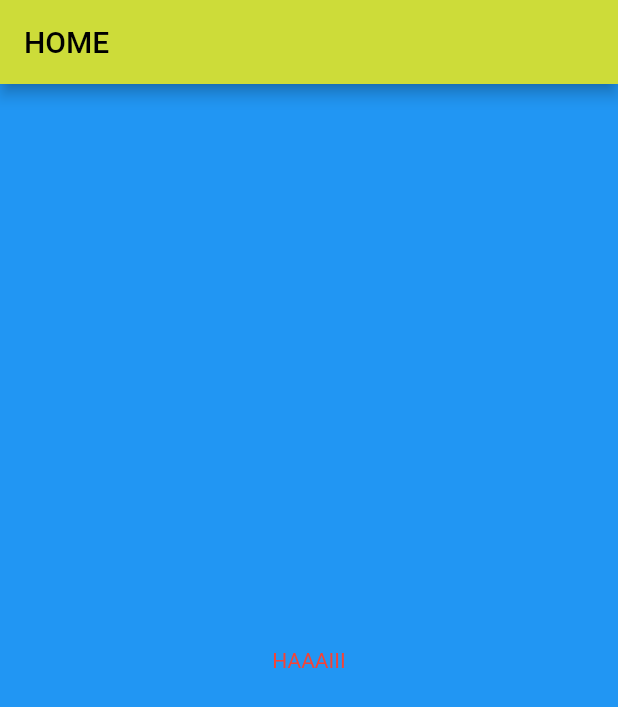
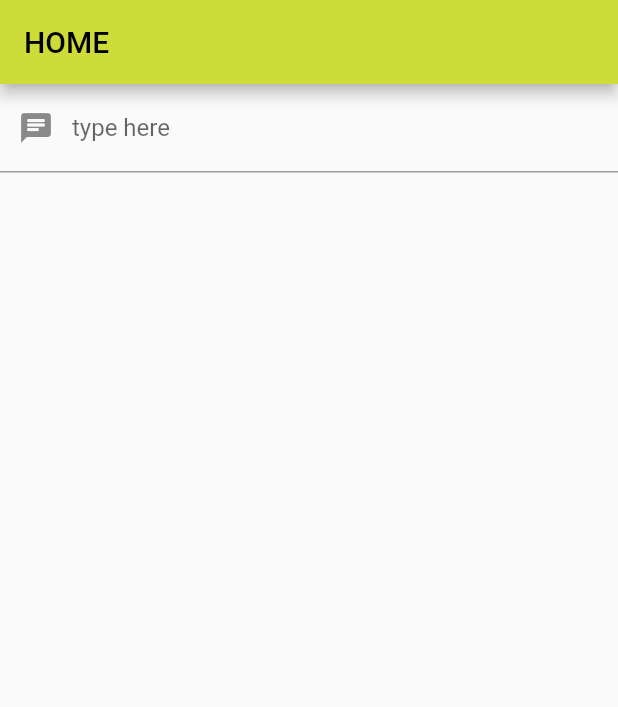
Before and after one commit to mithuntecholas/timflutter_tutorial, a Flutter app: the screen it shows after launch, on a phone screen of 412 x 824 dp. Shown: the top 707 px of the screen. Run offline on Flutter 3.47's test engine with Material 2 defaults, Android fonts, the phone set to English and light mode, and no system bars.

Commit message:
second commit

```diff
--- a/lib/main.dart
+++ b/lib/main.dart
@@ -1,3 +1,4 @@
+import 'package:flutter/cupertino.dart';
 import 'package:flutter/material.dart';
 
 void main() {
@@ -19,26 +20,41 @@ class MyApp extends StatelessWidget {
 }
 
 class MyHomePage extends StatelessWidget {
+  @override
+  Widget build(BuildContext context) {
+    return Scaffold(
+        appBar: AppBar(title: Text("HOME")), body: HomePageWidget());
+  }
+}
 
+class HomePageWidget extends StatefulWidget {
+  @override
+  _HomePageWidgetState createState() => _HomePageWidgetState();
+}
+
+class _HomePageWidgetState extends State<HomePageWidget> {
+  final controller = TextEditingController();
+  String text="";
+  void changeText(tex)
+  {
+    setState(() {
+      this.text=tex;
+    });
+
+  }
 
   @override
   Widget build(BuildContext context) {
-    return Scaffold(
-      appBar:AppBar(title: Text("HOME")),
-      body:HomePageWidget()
-
-
+    return Column(
+      children: <Widget>[
+        TextField(
+          controller: this.controller,
+          decoration: InputDecoration(
+              prefixIcon: Icon(Icons.chat_rounded), labelText: "type here"),
+          onChanged: (te)=> this.changeText(te),
+        ),
+        Text(this.text)
+      ],
     );
   }
 }
-
-class HomePageWidget extends StatelessWidget {
-  @override
-  Widget build(BuildContext context) {
-    return Container(
-      color: Colors.blue,
-      alignment: Alignment.center,
-      child: Text("HAAAIII",style: TextStyle(color: Colors.red),),
-    );
-  }
-}
```
